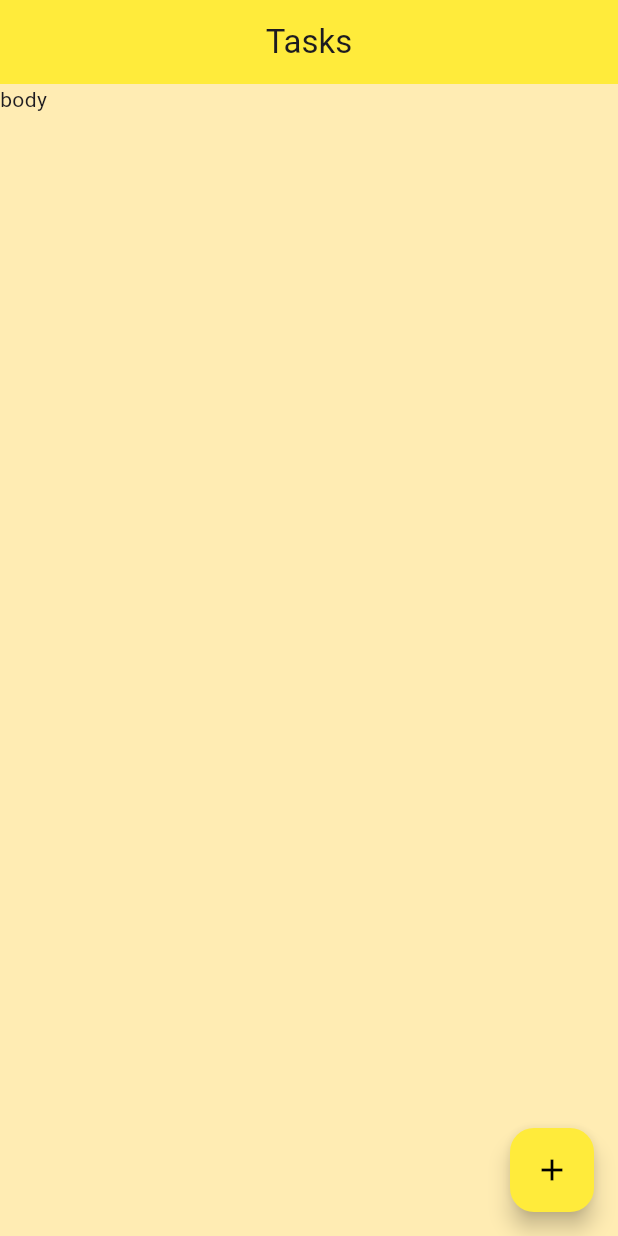
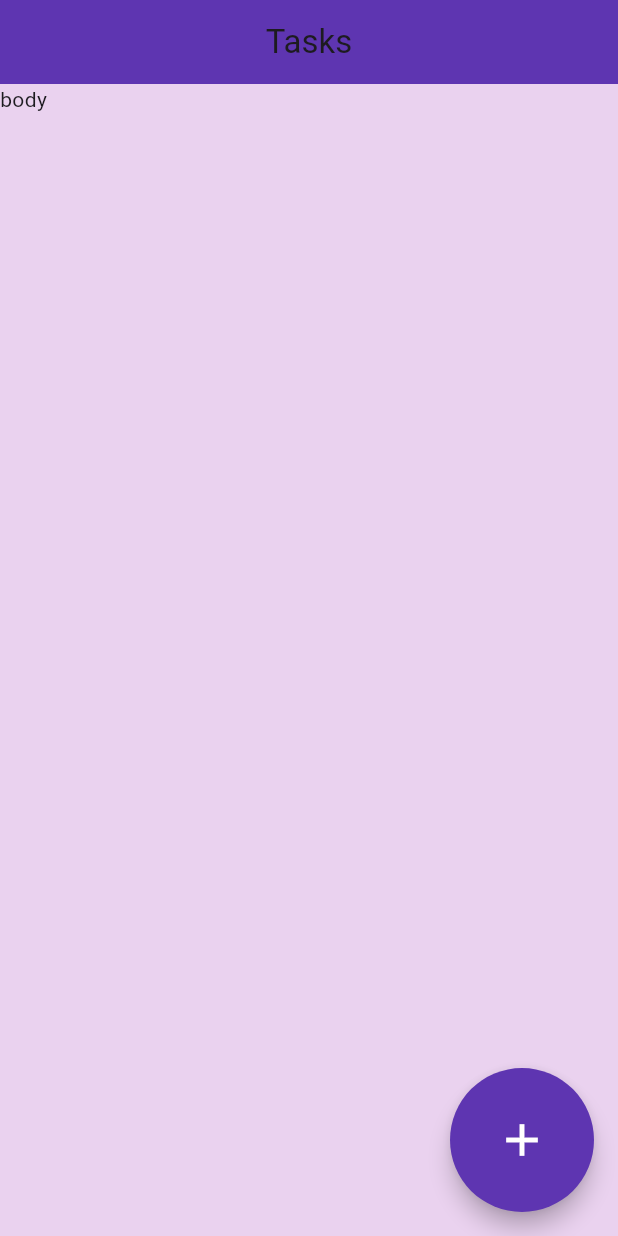
Before and after one commit to NishitBhardwaj15/todo_app, a Flutter app: the screen it shows after launch, on a phone screen of 412 x 824 dp. Run offline on Flutter 3.47's test engine with Material 3 defaults, Android fonts, the phone set to English and light mode, and no system bars.

```diff
--- a/lib/main.dart
+++ b/lib/main.dart
@@ -1,5 +1,5 @@
 import 'package:flutter/material.dart';
-import 'package:todo_app/screens/Home/home.dart';
+import 'package:todo_app/screens/home/home.dart';
 
 void main(){
   runApp(
--- a/lib/screens/Home/home.dart
+++ b/lib/screens/Home/home.dart
@@ -13,20 +13,22 @@ class _Home extends State<Home>{
   @override
   Widget build(BuildContext context) {
     return Scaffold(
-      backgroundColor: Colors.amber.shade100,
+      backgroundColor:const Color.fromARGB(255, 234, 210, 239),
       appBar: AppBar(
         title: const Center(
           child: Text("Tasks"),
         ),
         elevation: 0,
-        backgroundColor: Colors.yellow
+        backgroundColor: Colors.deepPurple.shade600
       ),
       body: const Text("body"),
-      floatingActionButton: FloatingActionButton(
+      floatingActionButton: FloatingActionButton.large(
         onPressed: (){},
-        foregroundColor: Colors.black,
-        backgroundColor: Colors.yellow,
-        child: const Icon(Icons.add),
+        foregroundColor: Colors.white,
+        backgroundColor: Colors.deepPurple.shade600,
+        shape: const CircleBorder(),
+        child: const Icon(Icons.add)
+
       ),
     );
   }
--- a/pubspec.yaml
+++ b/pubspec.yaml
@@ -35,6 +35,8 @@ dependencies:
   # The following adds the Cupertino Icons font to your application.
   # Use with the CupertinoIcons class for iOS style icons.
   cupertino_icons: ^1.0.2
+  uuid: ^4.2.2
+  intl: ^0.19.0
 
 dev_dependencies:
   flutter_test:
```
Also changed, not shown: lib/screens/Home/model/home_model.dart (added, +21 -0 lines), pubspec.lock.
